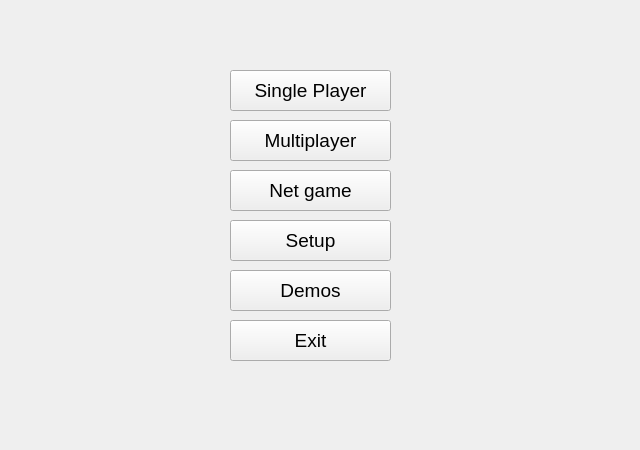
Before: the Qt Designer form QTfrontend/hwform.ui in burp/hedgewars, drawn with Qt 5.
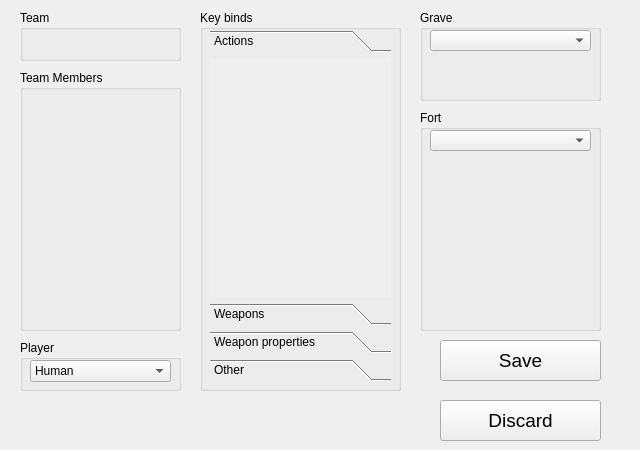
After: the same form once the commit is applied. The open tabs and pages were chosen to show the change. Icons and pictures are not drawn.

The edit to the form file:
```diff
--- a/QTfrontend/hwform.ui
+++ b/QTfrontend/hwform.ui
@@ -114,7 +114,7 @@
       </property>
      </widget>
     </widget>
-    <widget class="QWidget" name="page" >
+    <widget class="QWidget" name="pageET" >
      <widget class="QGroupBox" name="GBoxHedgehogs" >
       <property name="geometry" >
        <rect>
@@ -374,31 +374,36 @@
        <property name="currentIndex" >
         <number>0</number>
        </property>
-       <widget class="QWidget" name="page" >
+       <widget class="QWidget" name="page_A" >
         <property name="geometry" >
          <rect>
           <x>0</x>
           <y>0</y>
-          <width>181</width>
-          <height>270</height>
+          <width>163</width>
+          <height>221</height>
          </rect>
         </property>
         <attribute name="label" >
          <string>Actions</string>
         </attribute>
        </widget>
-       <widget class="QWidget" name="page" >
+       <widget class="QWidget" name="page_W" >
         <attribute name="label" >
          <string>Weapons</string>
         </attribute>
        </widget>
-       <widget class="QWidget" name="page" >
+       <widget class="QWidget" name="page_WP" >
+        <attribute name="label" >
+         <string>Weapon properties</string>
+        </attribute>
+       </widget>
+       <widget class="QWidget" name="page_O" >
         <property name="geometry" >
          <rect>
           <x>0</x>
           <y>0</y>
-          <width>99</width>
-          <height>29</height>
+          <width>163</width>
+          <height>221</height>
          </rect>
         </property>
         <attribute name="label" >
@@ -408,7 +413,7 @@
       </widget>
      </widget>
     </widget>
-    <widget class="QWidget" name="page" >
+    <widget class="QWidget" name="pageOpt" >
      <widget class="QGroupBox" name="groupBox" >
       <property name="geometry" >
        <rect>
@@ -671,7 +676,7 @@
       </property>
      </widget>
     </widget>
-    <widget class="QWidget" name="page" >
+    <widget class="QWidget" name="pagePDemo" >
      <widget class="QPushButton" name="BtnPlayDemo" >
       <property name="geometry" >
        <rect>
@@ -743,7 +748,7 @@
       </property>
      </widget>
     </widget>
-    <widget class="QWidget" name="page" >
+    <widget class="QWidget" name="pageNet" >
      <widget class="QPushButton" name="BtnNetConnect" >
       <property name="geometry" >
        <rect>
@@ -805,7 +810,7 @@
       </property>
      </widget>
     </widget>
-    <widget class="QWidget" name="page" >
+    <widget class="QWidget" name="pageNetChat" >
      <widget class="QPushButton" name="BtnNetChatDisconnect" >
       <property name="geometry" >
        <rect>
@@ -907,7 +912,7 @@
       </property>
      </widget>
     </widget>
-    <widget class="QWidget" name="page" >
+    <widget class="QWidget" name="pageNetGame" >
      <widget class="QPushButton" name="BtnNetCFGBack" >
       <property name="geometry" >
        <rect>
```
Left out of the diff: 4 changed lines with no effect on the pictures.
